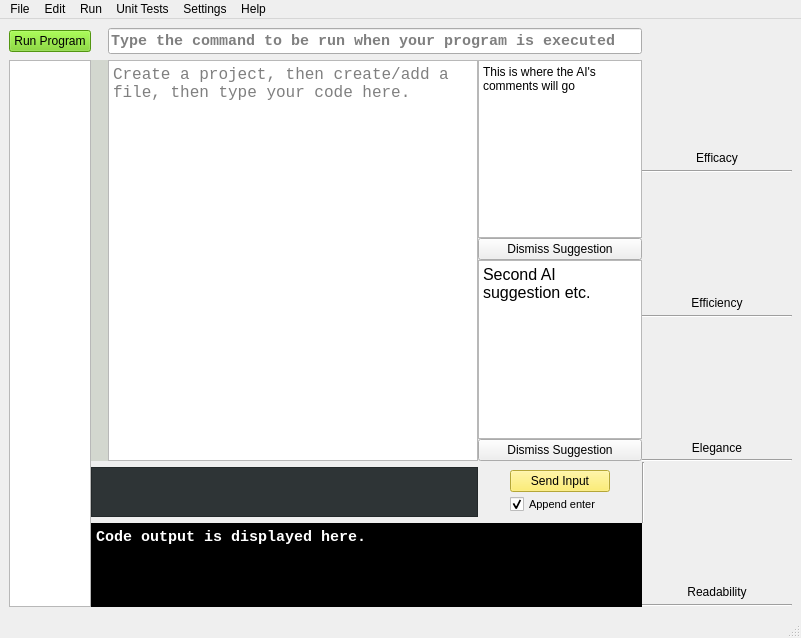
First picture: the form in version2.ui, repository starswap/MLProgrammingIDE, before the edit.
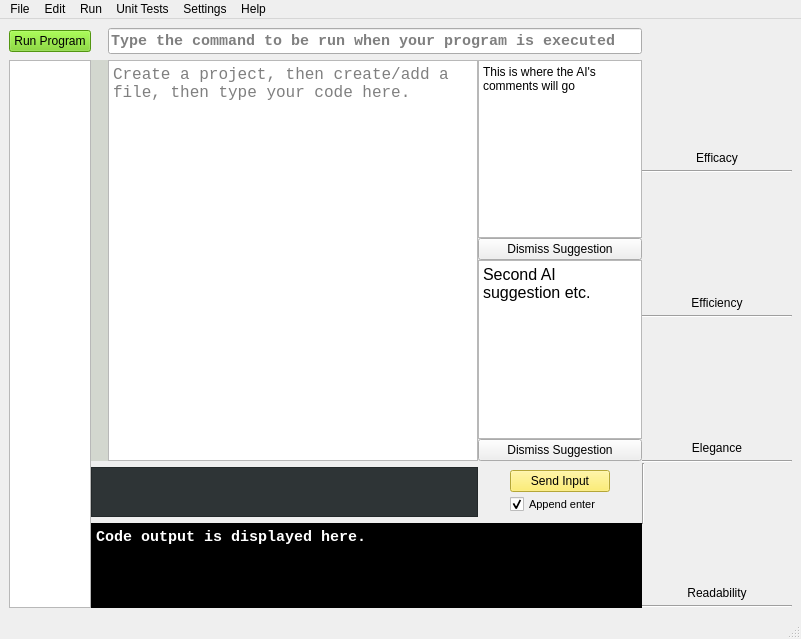
Second picture: the form after the edit. Custom widgets are drawn as their Qt base class.

The edit to the form file:
```diff
--- a/version2.ui
+++ b/version2.ui
@@ -7,7 +7,7 @@
     <x>0</x>
     <y>0</y>
     <width>801</width>
-    <height>638</height>
+    <height>639</height>
    </rect>
   </property>
   <property name="windowTitle">
```
